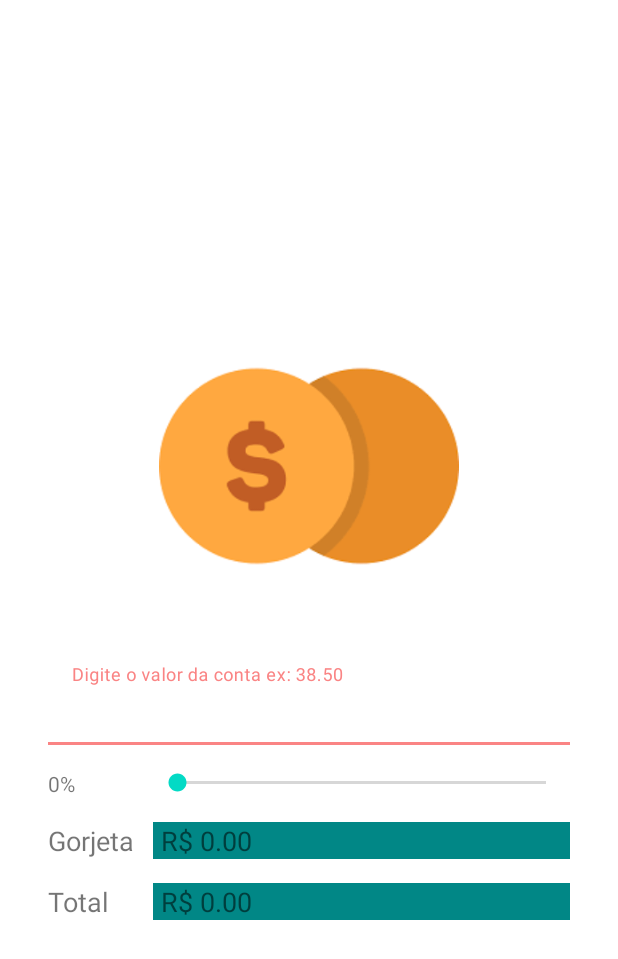
After one commit to matheusant/EstudosUdemy, an Android app: the GorjetaActivity screen opened directly, with no data from a screen before it, on a phone screen of 412 x 824 dp. The commit adds this screen. Shown: the top 959 px of the screen. Run offline under Robolectric (Android 15) with nearby library versions, the phone set to English and light mode, and no system bars.

Commit message:
:checkered_flag: app gorjeta

```diff
--- a/app/src/main/AndroidManifest.xml
+++ b/app/src/main/AndroidManifest.xml
@@ -9,7 +9,12 @@
         android:roundIcon="@mipmap/ic_launcher_round"
         android:supportsRtl="true"
         android:theme="@style/Theme.UdemyProject">
-        <activity android:name=".MenuPrincipalActivity" android:screenOrientation="portrait">
+        <activity android:name=".GorjetaActivity" android:screenOrientation="portrait">
+
+        </activity>
+        <activity
+            android:name=".MenuPrincipalActivity"
+            android:screenOrientation="portrait">
             <intent-filter>
                 <action android:name="android.intent.action.MAIN" />
 
@@ -18,8 +23,7 @@
         </activity>
         <activity
             android:name=".MainActivity"
-            android:screenOrientation="portrait">
-        </activity>
+            android:screenOrientation="portrait"></activity>
     </application>
 
 </manifest>
--- /dev/null
+++ b/app/src/main/java/br/com/local/udemyproject/GorjetaActivity.java
@@ -0,0 +1,88 @@
+package br.com.local.udemyproject;
+
+import androidx.appcompat.app.AppCompatActivity;
+
+import android.os.Bundle;
+import android.widget.SeekBar;
+import android.widget.TextView;
+import android.widget.Toast;
+
+import com.google.android.material.textfield.TextInputEditText;
+
+public class GorjetaActivity extends AppCompatActivity {
+
+    private TextView txtPorcentagem;
+    private TextView txtValorGorjeta;
+    private TextView txtValorTotal;
+    private TextInputEditText edtValor;
+    private SeekBar seekBarPorcentagem;
+
+    private double porcentagem = 0;
+
+    @Override
+    protected void onCreate(Bundle savedInstanceState) {
+        super.onCreate(savedInstanceState);
+        setContentView(R.layout.gorjeta_layout);
+
+
+        txtPorcentagem      = findViewById(R.id.txtPorcentagem);
+        txtValorGorjeta     = findViewById(R.id.txtValorGorjeta);
+        txtValorTotal       = findViewById(R.id.txtValorTotal);
+        seekBarPorcentagem  = findViewById(R.id.seekBarPorcentagem);
+        edtValor            = findViewById(R.id.edtValor);
+
+
+        seekBarPorcentagem.setOnSeekBarChangeListener(new SeekBar.OnSeekBarChangeListener() {
+            @Override
+            public void onProgressChanged(SeekBar seekBar, int i, boolean b) {
+
+                porcentagem = i;
+                txtPorcentagem.setText( Math.round( porcentagem ) + "%" );
+                calcular();
+
+            }
+
+            @Override
+            public void onStartTrackingTouch(SeekBar seekBar) {
+
+            }
+
+            @Override
+            public void onStopTrackingTouch(SeekBar seekBar) {
+
+            }
+        });
+
+    }
+
+    public void calcular(){
+
+        String valorRecuperado = edtValor.getText().toString();
+        if ( valorRecuperado == null || valorRecuperado.equals("") ){
+
+            Toast.makeText(
+                    getApplicationContext(),
+                    "Digite o valor primeiro!",
+                    Toast.LENGTH_LONG
+            ).show();
+
+        }else{
+
+            double valorDigitado = Double.parseDouble( valorRecuperado );
+
+            // calculando a gorjeta
+
+            double gorjeta = valorDigitado * (porcentagem/100);
+
+            double total = gorjeta + valorDigitado;
+
+
+            txtValorGorjeta.setText( "R$ " + Math.round( gorjeta ) );
+
+            txtValorTotal.setText( "R$ " + Math.round( total ) );
+
+
+        }
+
+    }
+}
--- a/app/src/main/java/br/com/local/udemyproject/MenuPrincipalActivity.java
+++ b/app/src/main/java/br/com/local/udemyproject/MenuPrincipalActivity.java
@@ -19,4 +19,9 @@ public class MenuPrincipalActivity extends AppCompatActivity {
         startActivity(new Intent(getApplicationContext(), MainActivity.class));
     }
 
+    public void appGorjeta(View view){
+
+        startActivity(new Intent(getApplicationContext(), GorjetaActivity.class));
+    }
+
 }
--- /dev/null
+++ b/app/src/main/res/layout/gorjeta_layout.xml
@@ -0,0 +1,122 @@
+<?xml version="1.0" encoding="utf-8"?>
+<androidx.constraintlayout.widget.ConstraintLayout xmlns:android="http://schemas.android.com/apk/res/android"
+    xmlns:app="http://schemas.android.com/apk/res-auto"
+    xmlns:tools="http://schemas.android.com/tools"
+    android:layout_width="match_parent"
+    android:layout_height="wrap_content"
+    android:layout_gravity="center_horizontal|center_vertical"
+    tools:context=".GorjetaActivity">
+
+    <ImageView
+        android:id="@+id/imageView2"
+        android:layout_width="0dp"
+        android:layout_height="200dp"
+        app:layout_constraintEnd_toEndOf="parent"
+        app:layout_constraintStart_toStartOf="parent"
+        app:layout_constraintTop_toTopOf="parent"
+        app:srcCompat="@drawable/gorjeta" />
+
+    <com.google.android.material.textfield.TextInputLayout
+        android:id="@+id/textInputLayout3"
+        style="@style/Widget.MaterialComponents.TextInputLayout.OutlinedBox"
+        android:layout_width="match_parent"
+        android:layout_height="wrap_content"
+        android:layout_marginStart="32dp"
+        android:layout_marginLeft="32dp"
+        android:layout_marginTop="32dp"
+        android:layout_marginEnd="32dp"
+        android:layout_marginRight="32dp"
+        app:boxBackgroundMode="filled"
+        app:layout_constraintEnd_toEndOf="parent"
+        app:layout_constraintStart_toStartOf="parent"
+        app:layout_constraintTop_toBottomOf="@+id/imageView2">
+
+        <com.google.android.material.textfield.TextInputEditText
+            android:id="@+id/edtValor"
+            android:layout_width="match_parent"
+            android:layout_height="wrap_content"
+            android:hint="Digite o valor da conta ex: 38.50"
+            android:inputType="numberDecimal"
+            android:textSize="14sp" />
+    </com.google.android.material.textfield.TextInputLayout>
+
+    <TextView
+        android:id="@+id/txtPorcentagem"
+        android:layout_width="70dp"
+        android:layout_height="wrap_content"
+        android:layout_marginStart="32dp"
+        android:layout_marginLeft="32dp"
+        android:layout_marginTop="16dp"
+        android:text="0%"
+        app:layout_constraintStart_toStartOf="parent"
+        app:layout_constraintTop_toBottomOf="@+id/textInputLayout3" />
+
+    <SeekBar
+        android:id="@+id/seekBarPorcentagem"
+        android:layout_width="0dp"
+        android:layout_height="wrap_content"
+        android:layout_marginTop="16dp"
+        android:layout_marginEnd="32dp"
+        android:layout_marginRight="32dp"
+        android:max="100"
+        app:layout_constraintEnd_toEndOf="parent"
+        app:layout_constraintHorizontal_bias="0.064"
+        app:layout_constraintStart_toEndOf="@+id/txtPorcentagem"
+        app:layout_constraintTop_toBottomOf="@+id/textInputLayout3" />
+
+    <TextView
+        android:id="@+id/textView4"
+        android:layout_width="70dp"
+        android:layout_height="wrap_content"
+        android:layout_marginStart="32dp"
+        android:layout_marginLeft="32dp"
+        android:layout_marginTop="16dp"
+        android:text="Gorjeta"
+        android:textSize="18sp"
+        app:layout_constraintStart_toStartOf="parent"
+        app:layout_constraintTop_toBottomOf="@+id/txtPorcentagem" />
+
+    <TextView
+        android:id="@+id/txtValorGorjeta"
+        android:layout_width="0dp"
+        android:layout_height="wrap_content"
+        android:layout_marginTop="16dp"
+        android:layout_marginEnd="32dp"
+        android:layout_marginRight="32dp"
+        android:background="@color/teal_700"
+        android:paddingLeft="5dp"
+        android:text="R$ 0.00"
+        android:textSize="18sp"
+        app:layout_constraintEnd_toEndOf="parent"
+        app:layout_constraintHorizontal_bias="0.477"
+        app:layout_constraintStart_toEndOf="@+id/textView4"
+        app:layout_constraintTop_toBottomOf="@+id/txtPorcentagem" />
+
+    <TextView
+        android:id="@+id/textView6"
+        android:layout_width="70dp"
+        android:layout_height="wrap_content"
+        android:layout_marginStart="32dp"
+        android:layout_marginLeft="32dp"
+        android:layout_marginTop="16dp"
+        android:text="Total"
+        android:textSize="18sp"
+        app:layout_constraintStart_toStartOf="parent"
+        app:layout_constraintTop_toBottomOf="@+id/textView4" />
+
+    <TextView
+        android:id="@+id/txtValorTotal"
+        android:layout_width="0dp"
+        android:layout_height="wrap_content"
+        android:layout_marginTop="16dp"
+        android:layout_marginEnd="32dp"
+        android:layout_marginRight="32dp"
+        android:background="@color/teal_700"
+        android:paddingLeft="5dp"
+        android:text="R$ 0.00"
+        android:textSize="18sp"
+        app:layout_constraintEnd_toEndOf="parent"
+        app:layout_constraintStart_toEndOf="@+id/textView6"
+        app:layout_constraintTop_toBottomOf="@+id/txtValorGorjeta" />
+
+</androidx.constraintlayout.widget.ConstraintLayout>
--- a/app/src/main/res/layout/menu_principal_layout.xml
+++ b/app/src/main/res/layout/menu_principal_layout.xml
@@ -32,6 +32,14 @@
         android:onClick="appAbastecimento"
         android:text="App Abastecimento" />
 
+    <Button
+        android:id="@+id/button2"
+        android:layout_width="match_parent"
+        android:layout_height="wrap_content"
+        android:layout_marginTop="15dp"
+        android:onClick="appGorjeta"
+        android:text="App gorjeta" />
+
 </LinearLayout>
 
 </ScrollView>
```
Also changed, not shown: app/src/main/res/drawable/gorjeta.png (added).
